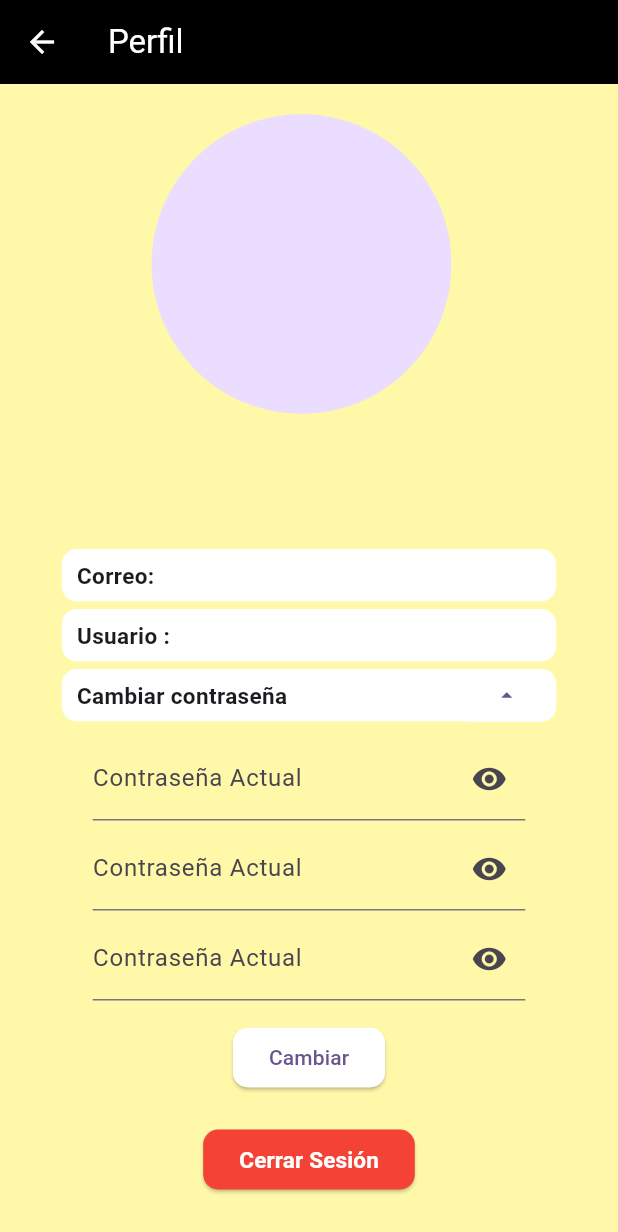
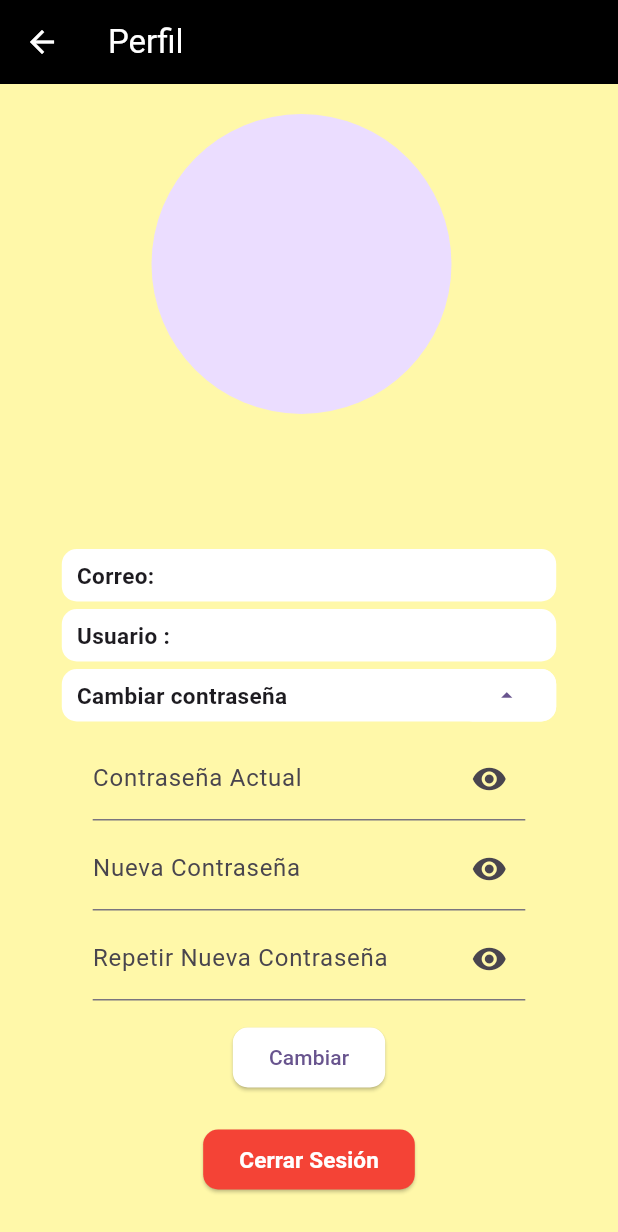
Before and after one commit to Michael-VillanuevaTorres/ProyectoBomberos, a Flutter app: the perfil screen opened by its route, after a tap on the "edit" icon, on a phone screen of 412 x 824 dp. Shown: the top 1232 px of the screen. Run offline on Flutter 3.47's test engine with Material 2 defaults, Android fonts, the phone set to English and light mode, and no system bars; our stand-ins replace auto_size_text, firebase_core, firebase_messaging, flutter_dotenv, flutter_local_notifications, flutter_secure_storage and 4 more; accounts and stored records are empty; network calls fail.

Commit message:
fix autentificación y etiquetas contraseñas perfil

```diff
--- a/app/lib/pages/perfil.dart
+++ b/app/lib/pages/perfil.dart
@@ -92,7 +92,7 @@ class _perfilState extends State<perfil> {
               });
             },
           ),
-          labelText: "Contraseña Actual",
+          labelText: label,
         ),
       ),
     );
```
Also changed, not shown: app/lib/pages/notifications.dart (+15 -3 lines).
